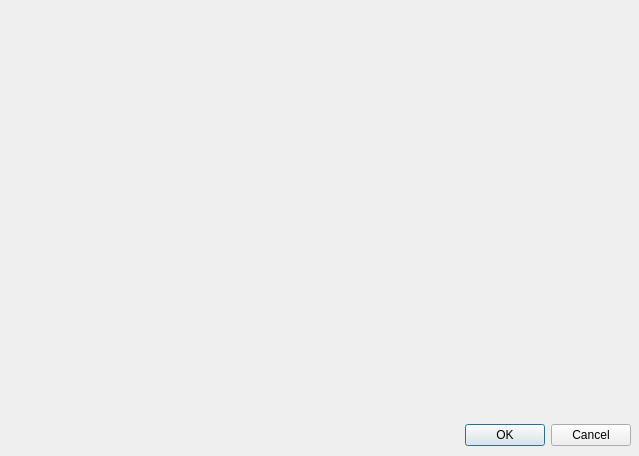
Old version of the form editeventdialog.ui in the repository ChWick/Mencus-Map-Editor.
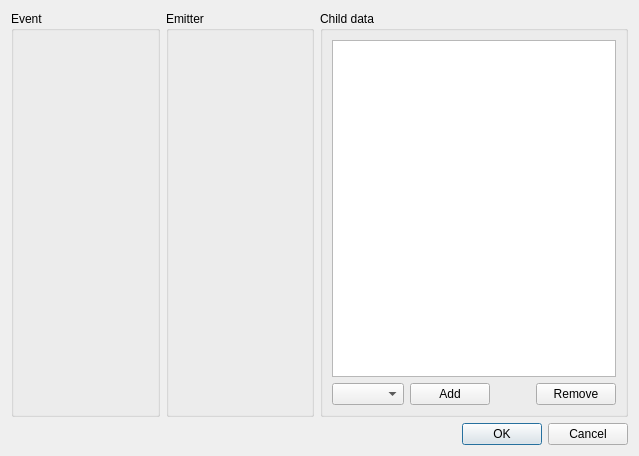
New version of the form.

Commit message: properties for event

```diff
--- a/editeventdialog.ui
+++ b/editeventdialog.ui
@@ -13,22 +13,92 @@
   <property name="windowTitle">
    <string>Edit</string>
   </property>
-  <widget class="QDialogButtonBox" name="buttonBox">
-   <property name="geometry">
-    <rect>
-     <x>10</x>
-     <y>420</y>
-     <width>621</width>
-     <height>31</height>
-    </rect>
-   </property>
-   <property name="orientation">
-    <enum>Qt::Horizontal</enum>
-   </property>
-   <property name="standardButtons">
-    <set>QDialogButtonBox::Cancel|QDialogButtonBox::Ok</set>
-   </property>
-  </widget>
+  <layout class="QVBoxLayout" name="verticalLayout">
+   <item>
+    <layout class="QHBoxLayout" name="horizontalLayout" stretch="1,1,0">
+     <item>
+      <widget class="QGroupBox" name="eventGroupBox">
+       <property name="title">
+        <string>Event</string>
+       </property>
+       <layout class="QFormLayout" name="formLayout">
+        <property name="fieldGrowthPolicy">
+         <enum>QFormLayout::AllNonFixedFieldsGrow</enum>
+        </property>
+       </layout>
+      </widget>
+     </item>
+     <item>
+      <widget class="QGroupBox" name="emitterGroupBox">
+       <property name="title">
+        <string>Emitter</string>
+       </property>
+       <layout class="QFormLayout" name="formLayout_2">
+        <property name="fieldGrowthPolicy">
+         <enum>QFormLayout::AllNonFixedFieldsGrow</enum>
+        </property>
+       </layout>
+      </widget>
+     </item>
+     <item>
+      <widget class="QGroupBox" name="groupBox">
+       <property name="title">
+        <string>Child data</string>
+       </property>
+       <layout class="QVBoxLayout" name="verticalLayout_2">
+        <item>
+         <widget class="QListWidget" name="childDataListWidget"/>
+        </item>
+        <item>
+         <layout class="QHBoxLayout" name="horizontalLayout_2">
+          <item>
+           <widget class="QComboBox" name="childDataTypesComboBox"/>
+          </item>
+          <item>
+           <widget class="QPushButton" name="addChildDataButton">
+            <property name="text">
+             <string>Add</string>
+            </property>
+           </widget>
+          </item>
+          <item>
+           <spacer name="horizontalSpacer">
+            <property name="orientation">
+             <enum>Qt::Horizontal</enum>
+            </property>
+            <property name="sizeHint" stdset="0">
+             <size>
+              <width>40</width>
+              <height>20</height>
+             </size>
+            </property>
+           </spacer>
+          </item>
+          <item>
+           <widget class="QPushButton" name="removeChildDataButton">
+            <property name="text">
+             <string>Remove</string>
+            </property>
+           </widget>
+          </item>
+         </layout>
+        </item>
+       </layout>
+      </widget>
+     </item>
+    </layout>
+   </item>
+   <item>
+    <widget class="QDialogButtonBox" name="buttonBox">
+     <property name="orientation">
+      <enum>Qt::Horizontal</enum>
+     </property>
+     <property name="standardButtons">
+      <set>QDialogButtonBox::Cancel|QDialogButtonBox::Ok</set>
+     </property>
+    </widget>
+   </item>
+  </layout>
  </widget>
  <resources/>
  <connections>
```
Left out of the diff: 36 changed lines with no effect on the pictures. The commit also changes 3 other files.
